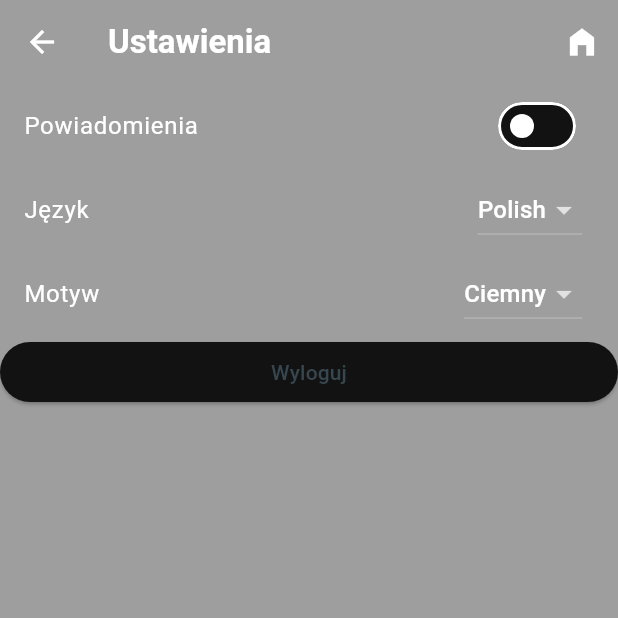
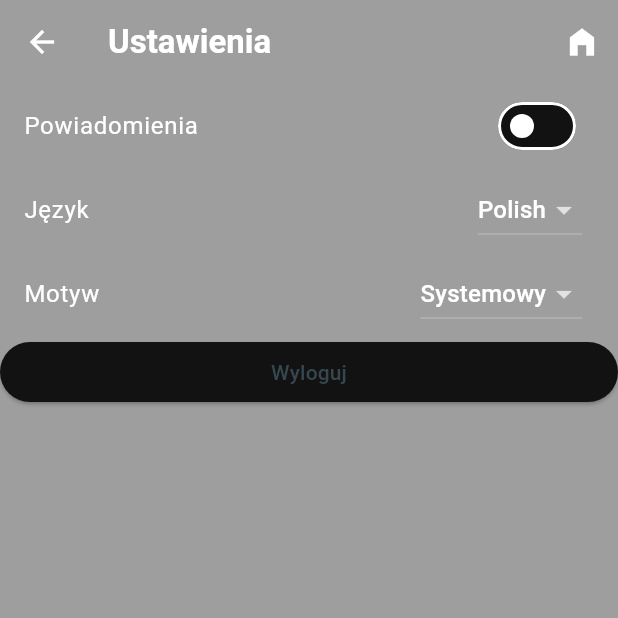
Before and after one commit to OpenUSOS/OpenUSOS, a Flutter app: the Settings screen opened by its route, on a phone screen of 412 x 824 dp, the top half of it. Run offline on Flutter 3.47's test engine with Material 3 defaults, Android fonts, the phone set to English and light mode, and no system bars; our stand-ins replace shared_preferences, webview_flutter; accounts and stored records are empty; network calls fail.

```diff
--- a/lib/main.dart
+++ b/lib/main.dart
@@ -24,7 +24,7 @@ class OpenUSOS extends StatelessWidget {
     return MaterialApp(
         title: 'OpenUSOS',
         home: StartPage(),
-        themeMode: ThemeMode.system,
+        themeMode: Settings.currentThemeMode,
         theme: OpenUSOSThemes.lightTheme,
         darkTheme: OpenUSOSThemes.darkTheme,
         routes: {
--- a/lib/settings.dart
+++ b/lib/settings.dart
@@ -8,7 +8,9 @@ class Settings extends StatefulWidget{
   //set of available languages
   final List<String> availableLanguages = ['Polski', 'Polish'];// duplicated values for testing
   //map of available themes, they can be accessed by name
-  final Map<String, ThemeData> availableThemes = {"Ciemny": OpenUSOSThemes.darkTheme, 'Jasny': OpenUSOSThemes.lightTheme};
+  final Map<String, ThemeMode> availableThemes =
+  {'Systemowy': ThemeMode.system, 'Ciemny': ThemeMode.dark, 'Jasny': ThemeMode.light};
+  static ThemeMode currentThemeMode = ThemeMode.system;
 
   @override
   State<Settings> createState() => _SettingsState();
@@ -18,8 +20,8 @@ class _SettingsState extends State<Settings> {
   //default settings here, if user has other settings set this will be overwritten
   //in _initState setPreferences
   String currentLanguage = 'Polish';
-  ThemeData currentTheme = OpenUSOSThemes.darkTheme;
   bool notificationsOn = false;
+
 
   @override
   void initState() {
@@ -62,7 +64,7 @@ class _SettingsState extends State<Settings> {
   void setTheme(String themeName) {
     if (widget.availableThemes.containsKey(themeName)) {
       // we check if theme is available and set it
-      currentTheme = widget.availableThemes[themeName]!;
+      Settings.currentThemeMode = widget.availableThemes[themeName]!;
     } else {
       throw Exception('Theme not available');
     }
@@ -124,7 +126,8 @@ class _SettingsState extends State<Settings> {
           ListTile(
               title: Text('Motyw'),
               trailing: DropdownButton<String>(
-                value: widget.availableThemes.entries.firstWhere((item) => item.value == currentTheme).key,
+                value: widget.availableThemes.entries.firstWhere((item) =>
+                item.value == Settings.currentThemeMode).key,
                 onChanged: (String? value) {
                   setState(() {
                     setTheme(value!);
```
Also changed, not shown: lib/user_session.dart (+9 -0 lines).
